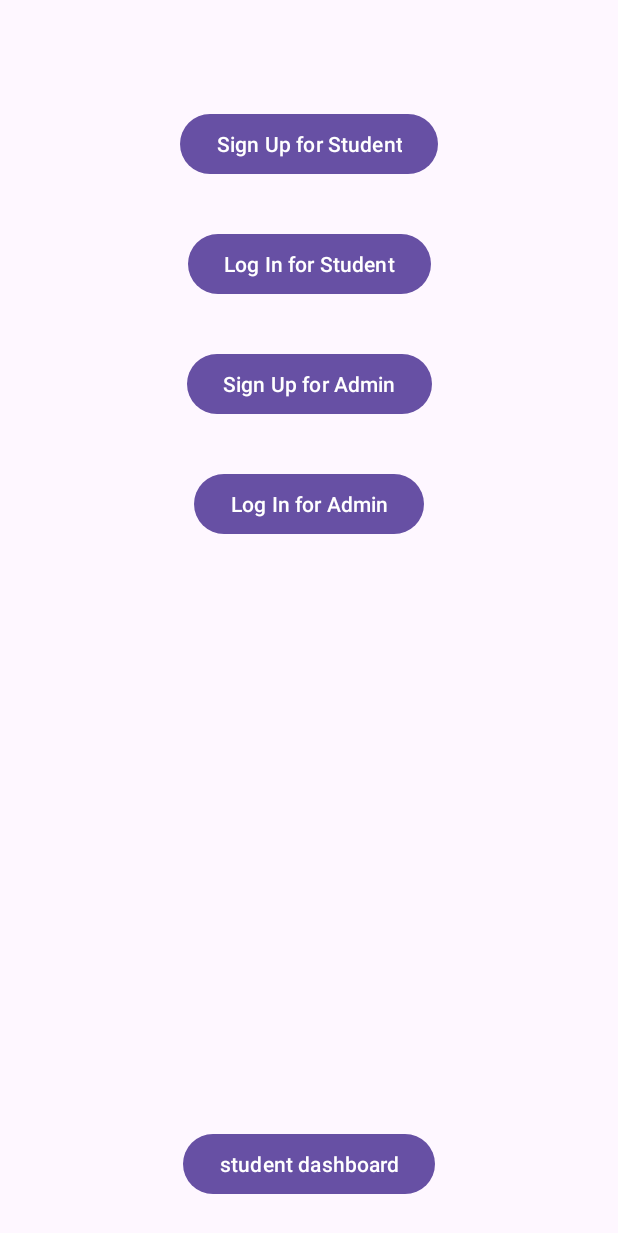
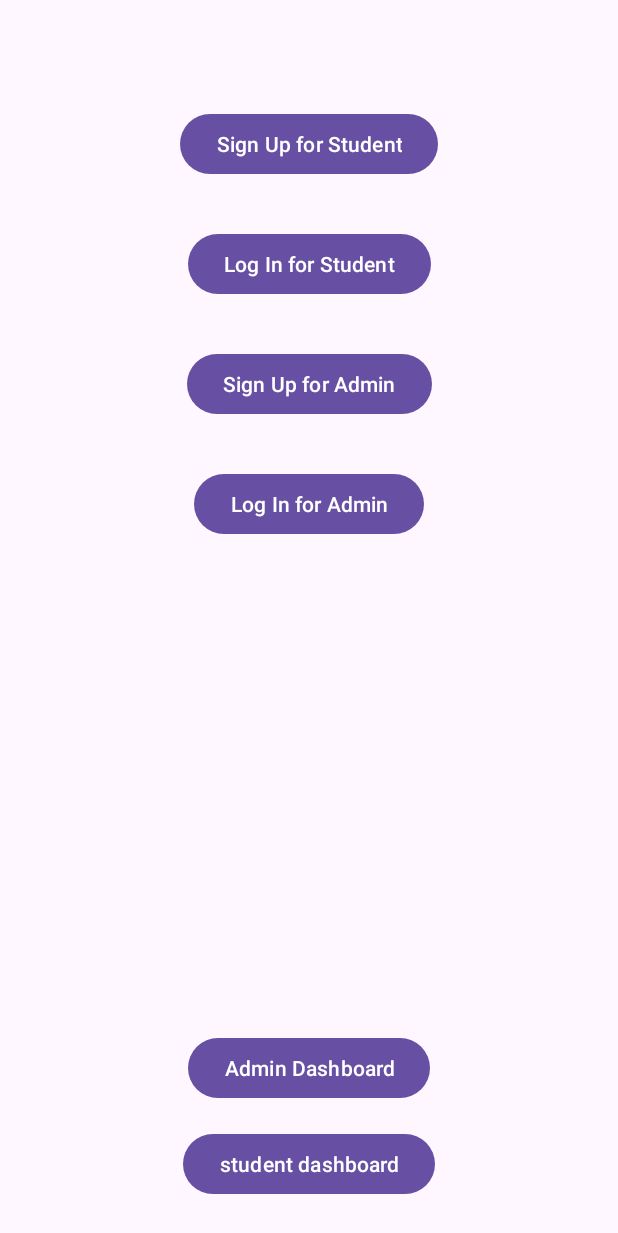
Before and after one commit to davidqu921/B07FinalProject, an Android app: the screen it shows after launch (MainActivity), on a phone screen of 412 x 824 dp. Shown: the top 1233 px of the screen. Run offline under Robolectric (Android 15) with nearby library versions, the phone set to English and light mode, and no system bars.

Commit message:
Added admin dashboard

```diff
--- a/B07ProjectApp/app/src/main/java/com/example/b07projectapp/MainActivity.java
+++ b/B07ProjectApp/app/src/main/java/com/example/b07projectapp/MainActivity.java
@@ -24,6 +24,11 @@
         startActivity(intent);
     }
 
+    public void onClickAdminDashBoard(View view) {
+        Intent intent = new Intent(getApplicationContext(), AdminDashboard.class);
+        startActivity(intent);
+    }
+
     public void onClickStudentLogin(View view){
         Intent intent = new Intent(getApplicationContext(), Login.class);
         startActivity(intent);
--- a/B07ProjectApp/app/src/main/res/layout/activity_main.xml
+++ b/B07ProjectApp/app/src/main/res/layout/activity_main.xml
@@ -59,4 +59,15 @@
         app:layout_constraintEnd_toEndOf="parent"
         app:layout_constraintStart_toStartOf="parent" />
 
+    <Button
+        android:id="@+id/button4"
+        android:layout_width="wrap_content"
+        android:layout_height="wrap_content"
+        android:layout_marginBottom="16dp"
+        android:onClick="onClickAdminDashBoard"
+        android:text="Admin Dashboard"
+        app:layout_constraintBottom_toTopOf="@+id/button"
+        app:layout_constraintEnd_toEndOf="parent"
+        app:layout_constraintStart_toStartOf="parent" />
+
 </androidx.constraintlayout.widget.ConstraintLayout>
--- a/B07ProjectApp/app/src/main/res/layout/activity_student_complaint.xml
+++ b/B07ProjectApp/app/src/main/res/layout/activity_student_complaint.xml
@@ -47,8 +47,8 @@
 
     <EditText
         android:id="@+id/editTextComplaintTopic"
-        android:layout_width="345dp"
-        android:layout_height="42dp"
+        android:layout_width="353dp"
+        android:layout_height="50dp"
         android:ems="10"
         android:hint="What do you want to complain about?"
         android:inputType="text"
```
Also changed, not shown: B07ProjectApp/app/src/main/AndroidManifest.xml (+10 -7 lines), B07ProjectApp/app/src/main/java/com/example/b07projectapp/AdminComplaintView.java (added, +14 -0 lines), B07ProjectApp/app/src/main/java/com/example/b07projectapp/AdminDashboard.java (added, +21 -0 lines), B07ProjectApp/app/src/main/res/layout/activity_admin_complaint_view.xml (added, +9 -0 lines), B07ProjectApp/app/src/main/res/layout/activity_admin_dashboard.xml (added, +30 -0 lines), 164 other files.
